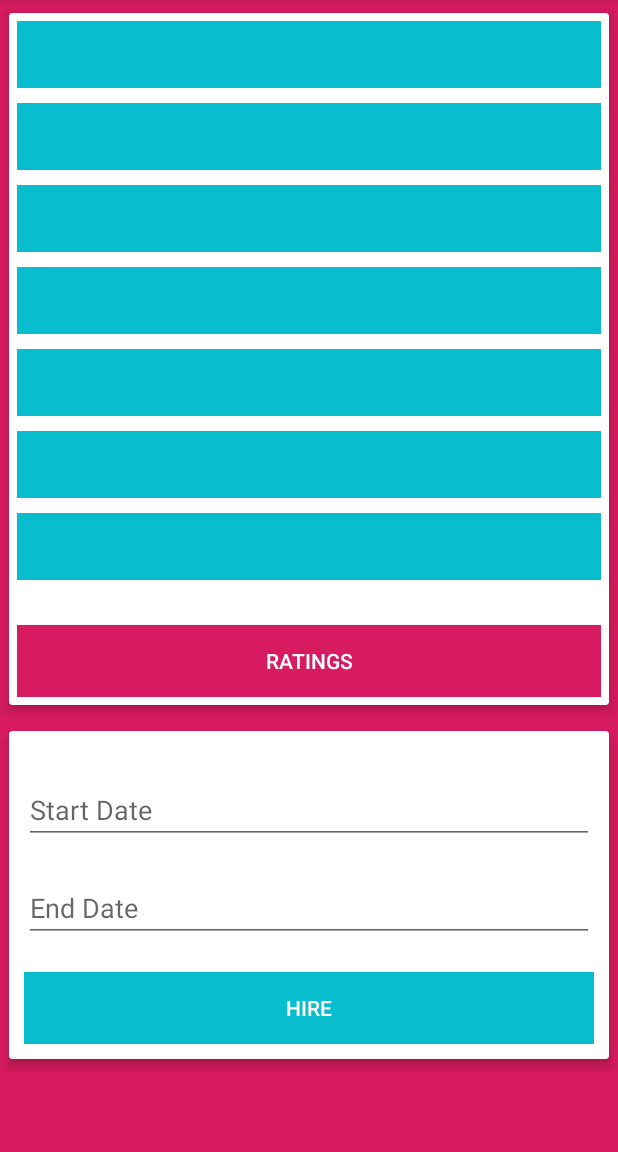
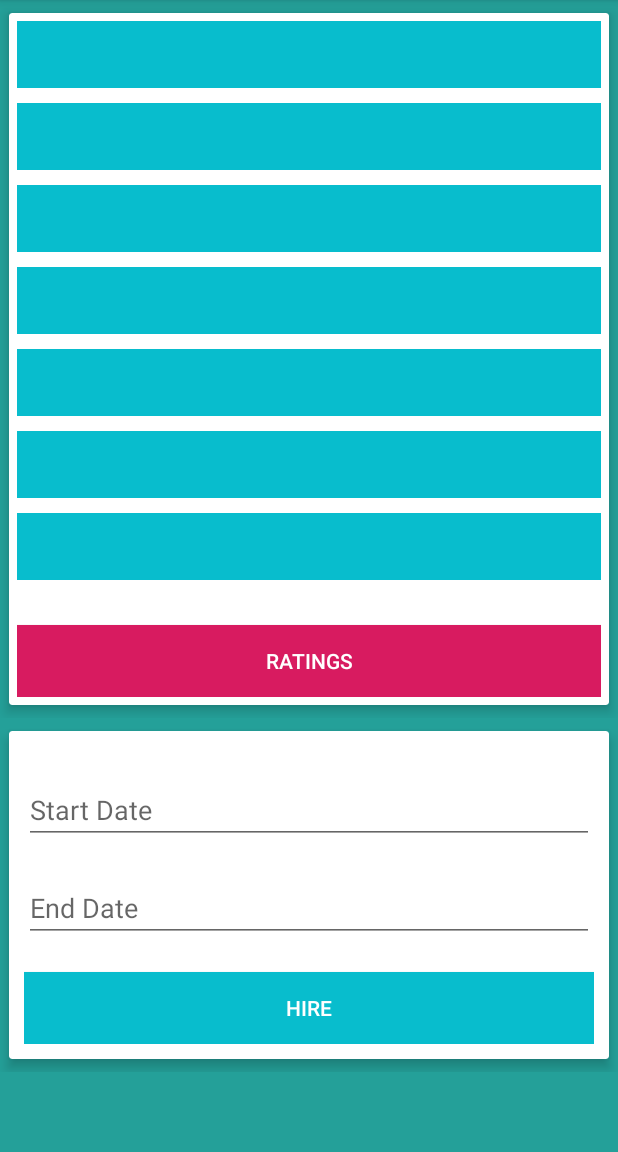
Before and after one commit to Hdhillon0001/Project, an Android app: the HireActivity screen opened directly, with no data from a screen before it, on a phone screen of 412 x 824 dp, the part 84-1236 px from its top. Run offline under Robolectric (Android 15) with nearby library versions, the phone set to English and light mode, and no system bars; our stand-ins replace Firebase (no records; nobody signed in at launch, a user with empty details on screens opened directly).

Commit message:
layout designe modified

```diff
--- a/app/src/main/res/layout/activity_forgot.xml
+++ b/app/src/main/res/layout/activity_forgot.xml
@@ -2,7 +2,8 @@
 <androidx.constraintlayout.widget.ConstraintLayout xmlns:android="http://schemas.android.com/apk/res/android"
     android:layout_width="match_parent"
     android:layout_height="match_parent"
-    xmlns:app="http://schemas.android.com/apk/res-auto">
+    xmlns:app="http://schemas.android.com/apk/res-auto"
+    android:background="#24A099">
 
 
     <LinearLayout
--- a/app/src/main/res/layout/activity_hire.xml
+++ b/app/src/main/res/layout/activity_hire.xml
@@ -3,7 +3,7 @@
     xmlns:app="http://schemas.android.com/apk/res-auto"
     android:layout_width="match_parent"
     android:layout_height="match_parent"
-    android:background="@color/colorAccent">
+    android:background="#24A099">
 
     <LinearLayout
         android:layout_width="match_parent"
--- a/app/src/main/res/layout/activity_main.xml
+++ b/app/src/main/res/layout/activity_main.xml
@@ -6,7 +6,8 @@
     android:layout_width="match_parent"
     android:layout_height="match_parent"
     android:fitsSystemWindows="true"
-    tools:openDrawer="start">
+    tools:openDrawer="start"
+    >
 
     <include
         layout="@layout/app_bar_main"
--- a/app/src/main/res/layout/activity_signup.xml
+++ b/app/src/main/res/layout/activity_signup.xml
@@ -2,7 +2,8 @@
 <androidx.constraintlayout.widget.ConstraintLayout xmlns:android="http://schemas.android.com/apk/res/android"
     xmlns:app="http://schemas.android.com/apk/res-auto"
     android:layout_width="match_parent"
-    android:layout_height="match_parent">
+    android:layout_height="match_parent"
+    android:background="#24A099">
 <ScrollView
     android:layout_width="match_parent"
     android:layout_height="match_parent"
--- a/app/src/main/res/layout/app_bar_main.xml
+++ b/app/src/main/res/layout/app_bar_main.xml
@@ -4,7 +4,8 @@
     xmlns:tools="http://schemas.android.com/tools"
     android:layout_width="match_parent"
     android:layout_height="match_parent"
-    tools:context=".MainActivity">
+    tools:context=".MainActivity"
+    android:background="#24A099">
 
     <com.google.android.material.appbar.AppBarLayout
         android:layout_width="match_parent"
--- a/app/src/main/res/layout/content_main.xml
+++ b/app/src/main/res/layout/content_main.xml
@@ -5,7 +5,8 @@
     android:layout_width="match_parent"
     android:layout_height="match_parent"
     app:layout_behavior="@string/appbar_scrolling_view_behavior"
-    tools:showIn="@layout/app_bar_main">
+    tools:showIn="@layout/app_bar_main"
+    >
 
     <fragment
         android:id="@+id/nav_host_fragment"
--- a/app/src/main/res/layout/fragment_profile.xml
+++ b/app/src/main/res/layout/fragment_profile.xml
@@ -3,7 +3,7 @@
     xmlns:app="http://schemas.android.com/apk/res-auto"
     android:layout_width="match_parent"
     android:layout_height="match_parent"
-    android:background="@color/colorAccent">
+    android:background="#24A099">
 
     <LinearLayout
         android:layout_width="match_parent"
```
